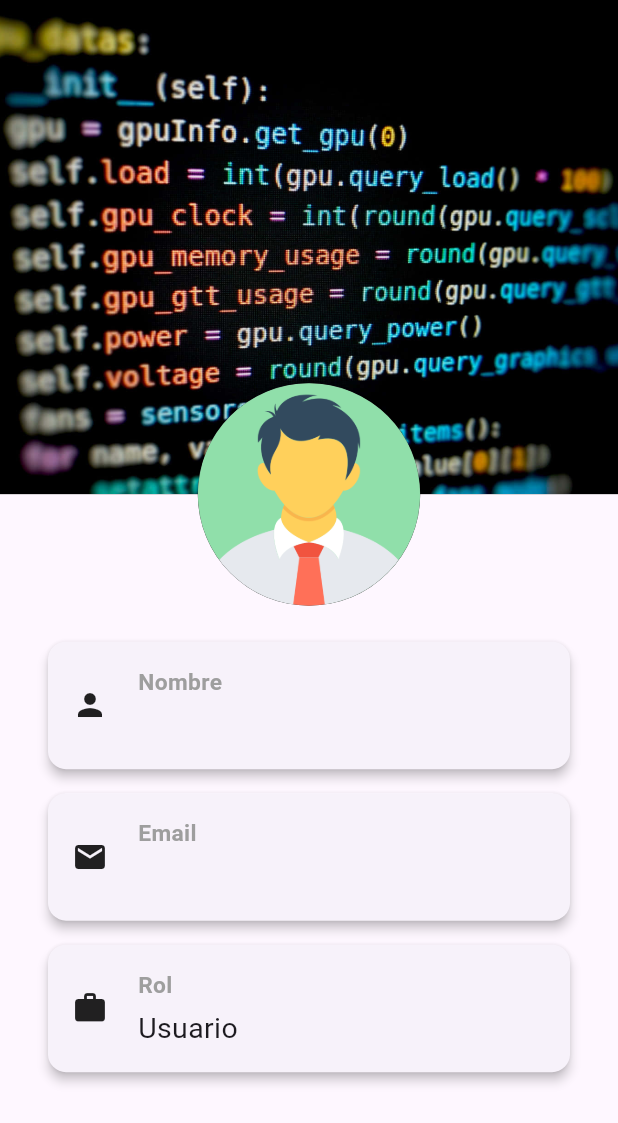
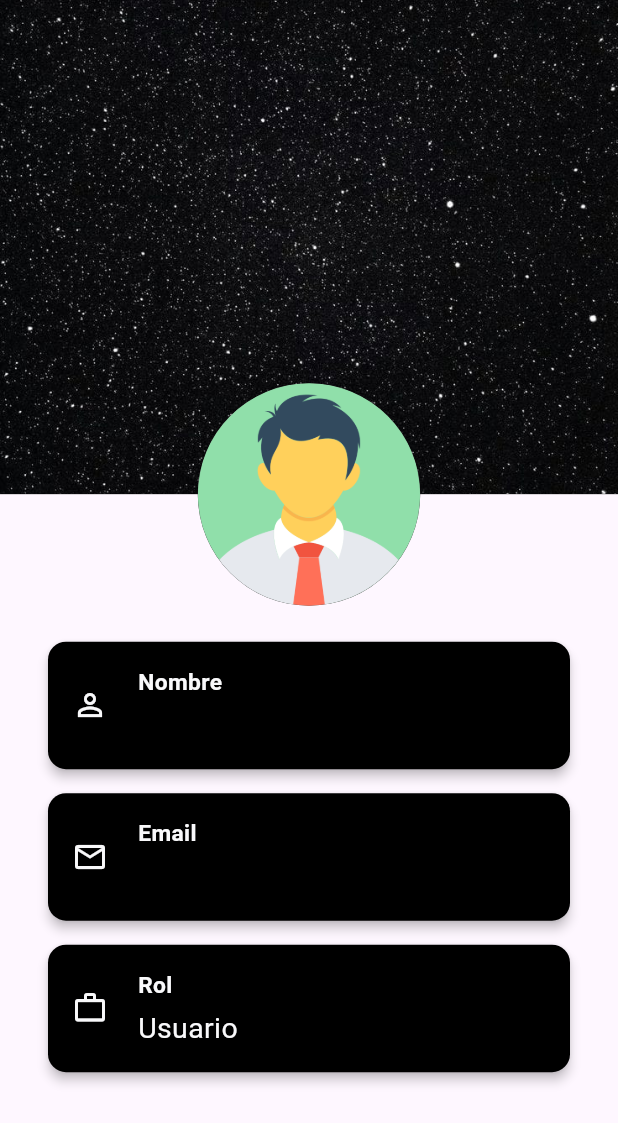
Before and after one commit to CoreSoft-Devs/Mobile-Software-Reuniones, a Flutter app: the HomePage screen opened by its route, in the side drawer, after a tap on "Perfil", on a phone screen of 412 x 824 dp. Shown: the top 1123 px of the screen. Run offline on Flutter 3.47's test engine with Material 3 defaults, Android fonts, the phone set to English and light mode, and no system bars; our stand-ins replace dio, firebase_core, firebase_messaging, shared_preferences; accounts and stored records are empty.

Commit message:
paleta de colores

```diff
--- /dev/null
+++ b/lib/config/constants/colors.dart
@@ -0,0 +1,6 @@
+import 'package:flutter/material.dart';
+
+const Color black = Color.fromARGB(255, 0, 0, 0);
+const Color white = Color.fromARGB(255, 249, 249, 251);
+const Color blue = Color.fromARGB(255, 239, 233, 255);
+const Color green = Color.fromARGB(255, 231, 246, 223);
--- /dev/null
+++ b/lib/config/constants/index.dart
@@ -0,0 +1,2 @@
+export 'colors.dart';
+export 'http_config.dart';
--- a/lib/screens/home_page.dart
+++ b/lib/screens/home_page.dart
@@ -1,3 +1,4 @@
+import 'package:core_soft_meeting/config/constants/index.dart';
 import 'package:core_soft_meeting/widgets/build_drawer.dart';
 import 'package:flutter/material.dart';
 
@@ -8,9 +9,9 @@ class HomePage extends StatelessWidget {
   Widget build(BuildContext context) {
     return Scaffold(
       appBar: AppBar(
-          title: const Text('Home Page', style: TextStyle(color: Colors.white)),
-          iconTheme: const IconThemeData(color: Colors.white),
-          backgroundColor: const Color.fromARGB(255, 10, 40, 66)),
+          title: const Text('Home Page', style: TextStyle(color: white)),
+          iconTheme: const IconThemeData(color: white),
+          backgroundColor: black),
       drawer: const BuildDrawer(),
       body: const Center(
         child: Text('Pagina Principal'),
--- a/lib/screens/profile_page.dart
+++ b/lib/screens/profile_page.dart
@@ -1,3 +1,4 @@
+import 'package:core_soft_meeting/config/constants/index.dart';
 import 'package:flutter/material.dart';
 import '../widgets/profile_info.dart';
 
@@ -43,17 +44,17 @@ class _ProfilePageState extends State<ProfilePage> {
                 ProfileInfo(
                   label: 'Nombre',
                   value: '${widget.firstName} ${widget.lastName}',
-                  leading: const Icon(Icons.person),
+                  leading: const Icon(Icons.person_outline, color: white),
                 ),
                 ProfileInfo(
                   label: 'Email',
                   value: widget.email,
-                  leading: const Icon(Icons.email),
+                  leading: const Icon(Icons.email_outlined, color: white),
                 ),
                 ProfileInfo(
                   label: 'Rol',
                   value: widget.role,
-                  leading: const Icon(Icons.work),
+                  leading: const Icon(Icons.work_outline, color: white),
                 ),
               ],
             ),
@@ -82,7 +83,7 @@ class _ProfilePageState extends State<ProfilePage> {
   Widget buildCoverImage() => Container(
         color: Colors.grey,
         child: Image.asset(
-          'assets/images/background_image.jpg',
+          'assets/images/fondo.jpeg',
           width: double.infinity,
           height: coverHeight,
           fit: BoxFit.cover,
--- a/lib/widgets/build_drawer.dart
+++ b/lib/widgets/build_drawer.dart
@@ -1,5 +1,6 @@
 import 'package:core_soft_meeting/share_preferens/user_preferences.dart';
 import 'package:flutter/material.dart';
+import '../config/constants/index.dart';
 
 import '../config/navigation/application_routes.dart';
 import '../screens/index.dart';
@@ -9,7 +10,6 @@ class BuildDrawer extends StatelessWidget {
 
   @override
   Widget build(BuildContext context) {
-    // Datos Usuario Shared Preferences
     final prefs = UserPreferences();
 
     return Drawer(
@@ -18,7 +18,7 @@ class BuildDrawer extends StatelessWidget {
         children: <Widget>[
           DrawerHeader(
             decoration: const BoxDecoration(
-              color: Color.fromARGB(255, 10, 40, 66),
+              color: black,
             ),
             child: Column(
               mainAxisAlignment: MainAxisAlignment.center,
@@ -33,14 +33,14 @@ class BuildDrawer extends StatelessWidget {
                 Text(
                   prefs.nombre,
                   style: TextStyle(
-                    color: Colors.white,
+                    color: white,
                     fontSize: MediaQuery.of(context).size.width < 600 ? 14 : 18,
                   ),
                 ),
                 Text(
                   prefs.email,
                   style: TextStyle(
-                    color: Colors.white,
+                    color: white,
                     fontSize: MediaQuery.of(context).size.width < 600 ? 12 : 16,
                   ),
                 ),
@@ -48,14 +48,14 @@ class BuildDrawer extends StatelessWidget {
             ),
           ),
           ListTile(
-            leading: const Icon(Icons.home, color: Colors.black),
+            leading: const Icon(Icons.home_outlined, color: black),
             title: const Text('Inicio'),
             onTap: () {
               Navigator.pop(context);
             },
           ),
           ListTile(
-            leading: const Icon(Icons.person, color: Colors.black),
+            leading: const Icon(Icons.person_outline, color: black),
             title: const Text('Perfil'),
             onTap: () {
               Navigator.pop(context);
@@ -73,7 +73,7 @@ class BuildDrawer extends StatelessWidget {
             },
           ),
           ListTile(
-            leading: const Icon(Icons.exit_to_app, color: Colors.black),
+            leading: const Icon(Icons.exit_to_app, color: black),
             title: const Text('Cerrar Sesión'),
             onTap: () {
               prefs.clearUser();
--- a/lib/widgets/profile_info.dart
+++ b/lib/widgets/profile_info.dart
@@ -1,3 +1,4 @@
+import 'package:core_soft_meeting/config/constants/index.dart';
 import 'package:flutter/material.dart';
 
 class ProfileInfo extends StatelessWidget {
@@ -17,6 +18,7 @@ class ProfileInfo extends StatelessWidget {
         double valueFontSize = availableWidth * 0.05;
 
         return Card(
+          color: black,
           elevation: 3,
           margin: const EdgeInsets.symmetric(vertical: 8, horizontal: 16),
           child: Padding(
@@ -37,14 +39,16 @@ class ProfileInfo extends StatelessWidget {
                         label,
                         style: TextStyle(
                           fontSize: labelFontSize,
-                          color: Colors.grey,
+                          color: white,
                           fontWeight: FontWeight.bold,
                         ),
                       ),
                       const SizedBox(height: 4),
                       Text(
                         value,
-                        style: TextStyle(fontSize: valueFontSize),
+                        style: TextStyle(
+                          fontSize: valueFontSize,
+                          color: white),
                       ),
                     ],
                   ),
```
Also changed, not shown: assets/images/fondo.jpeg (added).
